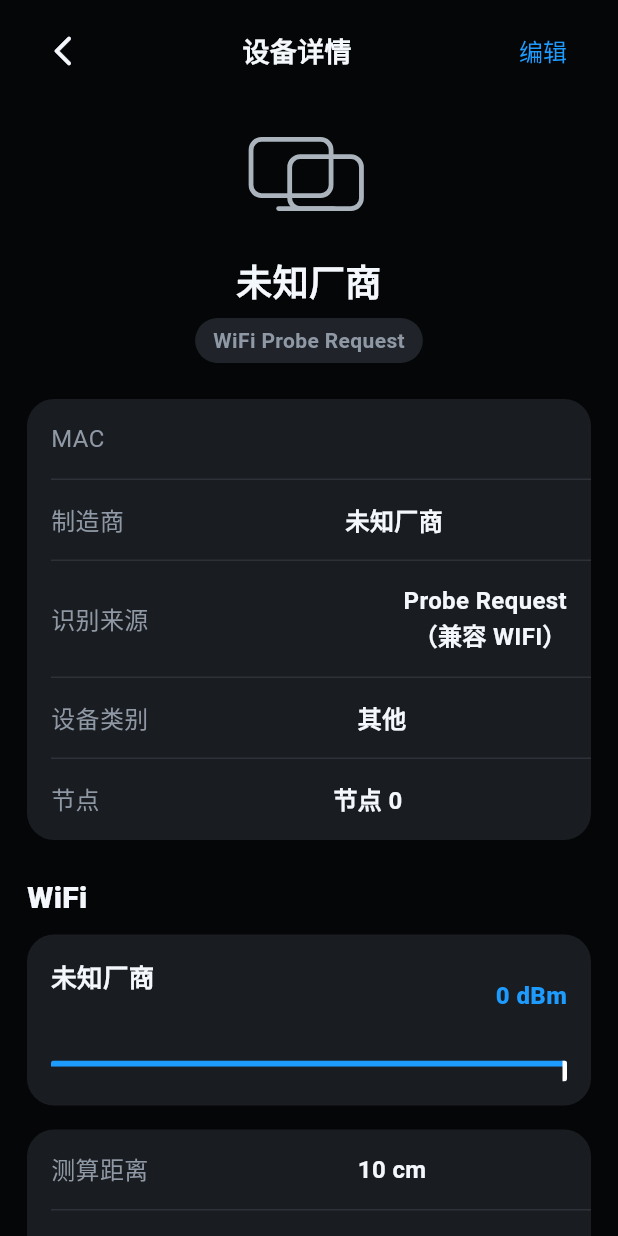
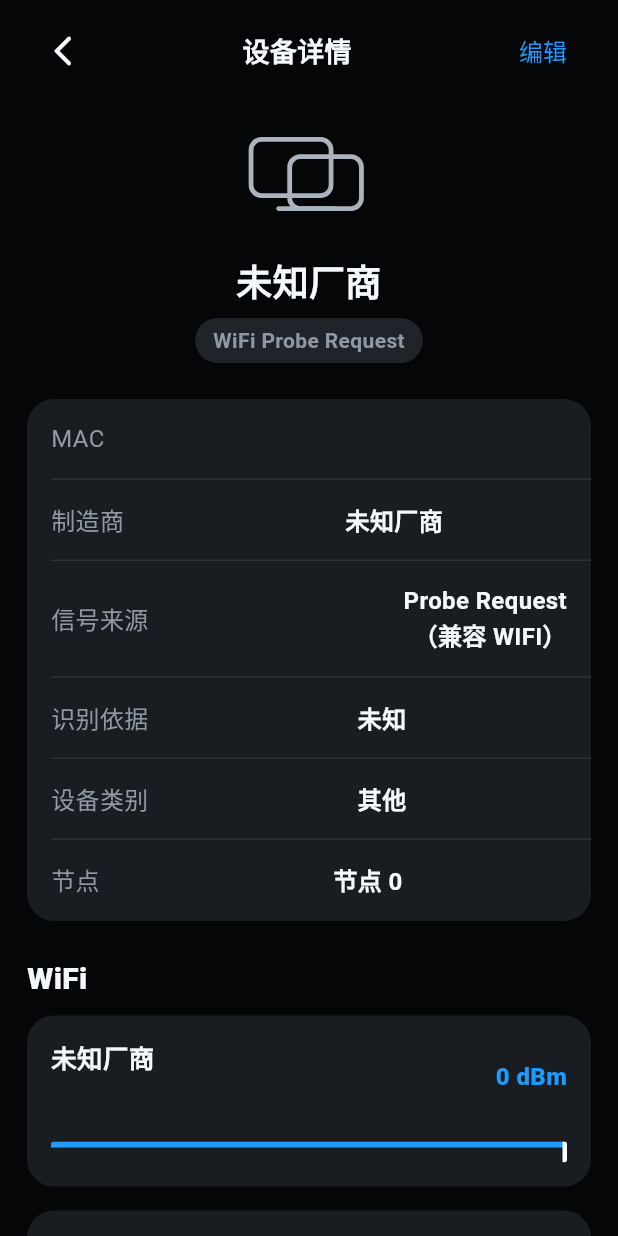
Before and after one commit to fhzit/sightsentry_pro, a Flutter app: the DeviceDetailPage screen opened directly with empty values, on a phone screen of 412 x 824 dp. Run offline on Flutter 3.47's test engine with Material 3 defaults, Android fonts, the phone set to English and light mode, and no system bars; our stand-ins replace flutter_blue_plus, permission_handler; missing offline and left inert: usb_serial.

Commit message:
feat: 增强 BLE 设备识别与距离展示

```diff
--- a/flutter_client/lib/main.dart
+++ b/flutter_client/lib/main.dart
@@ -412,7 +412,7 @@ class _DeviceRow extends StatelessWidget {
                   if (device.type == SignalType.ble) const _LeBadge(),
                 ]),
                 const SizedBox(height: 4),
-                Text('${device.vendor} · ${device.categoryLabel}', maxLines: 1, overflow: TextOverflow.ellipsis, style: const TextStyle(color: AppColors.secondaryText, fontSize: 12)),
+                Text('${device.vendor} · ${device.categoryLabel} · ${device.identitySourceLabel}', maxLines: 1, overflow: TextOverflow.ellipsis, style: const TextStyle(color: AppColors.secondaryText, fontSize: 12)),
                 const SizedBox(height: 2),
                 Text(device.mac.toLowerCase(), style: const TextStyle(color: AppColors.secondaryText, fontSize: 12)),
               ]),
@@ -421,7 +421,7 @@ class _DeviceRow extends StatelessWidget {
             Column(crossAxisAlignment: CrossAxisAlignment.end, children: [
               Text('${device.rssi} dBm', style: TextStyle(color: color, fontSize: 15, fontWeight: FontWeight.w800)),
               const SizedBox(height: 5),
-              Text(formatDistance(device.distanceMeters), style: const TextStyle(color: AppColors.secondaryText, fontSize: 12)),
+              Text('${device.distanceBandLabel} · ${formatDistance(device.distanceMeters)}', style: const TextStyle(color: AppColors.secondaryText, fontSize: 12)),
             ]),
             const SizedBox(width: 4),
             const Icon(Icons.chevron_right_rounded, color: AppColors.secondaryText),
@@ -460,7 +460,8 @@ class DeviceDetailPage extends StatelessWidget {
             _InfoCard(rows: [
               _InfoRow('MAC', device.mac),
               _InfoRow('制造商', device.vendor),
-              _InfoRow('识别来源', device.usesLegacyWifiType ? '${device.sourceLabel}（兼容 WIFI）' : device.sourceLabel),
+              _InfoRow('信号来源', device.usesLegacyWifiType ? '${device.sourceLabel}（兼容 WIFI）' : device.sourceLabel),
+              _InfoRow('识别依据', device.identitySourceLabel),
               _InfoRow('设备类别', device.categoryLabel),
               _InfoRow('节点', '节点 ${device.nodeId}'),
             ]),
@@ -470,10 +471,23 @@ class DeviceDetailPage extends StatelessWidget {
             _SignalCard(device: device, color: color),
             const SizedBox(height: 16),
             _InfoCard(rows: [
-              _InfoRow('测算距离', formatDistance(device.distanceMeters)),
-              _InfoRow('信号强度', '${device.rssi} dBm'),
+              _InfoRow('距离等级', device.distanceBandLabel),
+              _InfoRow('估算距离', formatDistance(device.distanceMeters)),
+              _InfoRow('平滑信号', '${device.rssi} dBm'),
+              _InfoRow('最近信号', '${device.lastRssi} dBm'),
               _InfoRow(device.type == SignalType.ble ? '蓝牙类型' : '无线类型', device.type == SignalType.ble ? 'Bluetooth LE' : 'WiFi Probe Request'),
             ]),
+            if (device.type == SignalType.ble && device.hasBleMetadata) ...[
+              const SizedBox(height: 16),
+              _InfoCard(rows: [
+                if (device.bleVendor != null) _InfoRow('BLE 厂商', device.bleVendor!),
+                if (device.manufacturerData.isNotEmpty) _InfoRow('Manufacturer Data', abbreviateMiddle(device.manufacturerData, maxLength: 28)),
+                if (device.serviceUuids.isNotEmpty) _InfoRow('Service UUID', abbreviateMiddle(device.serviceUuids, maxLength: 28)),
+                if (device.txPower != null) _InfoRow('TX Power', '${device.txPower} dBm'),
+              ]),
+            ],
+            const SizedBox(height: 12),
+            const Text('距离为 RSSI 估算值，会受遮挡、人体、天线方向和设备发射功率影响。', style: TextStyle(color: AppColors.secondaryText, fontSize: 13, height: 1.45)),
           ],
         ),
       ),
--- a/flutter_client/lib/models.dart
+++ b/flutter_client/lib/models.dart
@@ -1,10 +1,15 @@
 import 'dart:math' as math;
 
+import 'ble_company_ids.dart';
 import 'oui_vendors.dart';
 
 enum SignalType { wifi, ble }
 
 enum DeviceCategory { phone, tablet, watch, headphone, other }
+
+enum IdentitySource { broadcastName, bleManufacturerData, macOui, unknown }
+
+enum DistanceBand { veryNear, near, medium, far }
 
 const Map<String, String> manualOuiVendors = {
   '00:1A:2B': 'Intel',
@@ -27,21 +32,46 @@ class SentryDevice {
     required this.lastSeen,
     this.name = '',
     this.rawType = '',
+    this.manufacturerData = '',
+    this.serviceUuids = '',
+    this.txPower,
+    int? lastRssi,
     Map<int, int>? nodeRssi,
-  }) : nodeRssi = nodeRssi ?? {nodeId: rssi};
+  })  : lastRssi = lastRssi ?? rssi,
+        nodeRssi = nodeRssi ?? {nodeId: rssi};
 
   final int nodeId;
   final String mac;
   final int rssi;
+  final int lastRssi;
   final SignalType type;
   final String name;
   final String rawType;
+  final String manufacturerData;
+  final String serviceUuids;
+  final int? txPower;
   final DateTime lastSeen;
   final Map<int, int> nodeRssi;
 
   String get id => '${type.name}:$mac';
   String get title => name.isNotEmpty ? name : vendor;
-  String get vendor => identifyVendor(mac, fallback: type == SignalType.ble ? 'Bluetooth LE 设备' : '未知厂商');
+  String? get bleVendor => identifyBleManufacturer(manufacturerData);
+  String get ouiVendor => identifyVendor(mac, fallback: '');
+  String get vendor {
+    final fromBle = bleVendor;
+    if (fromBle != null && fromBle.isNotEmpty) return fromBle;
+    if (ouiVendor.isNotEmpty) return ouiVendor;
+    return type == SignalType.ble ? 'Bluetooth LE 设备' : '未知厂商';
+  }
+
+  IdentitySource get identitySource {
+    if (name.isNotEmpty) return IdentitySource.broadcastName;
+    if (bleVendor != null && bleVendor!.isNotEmpty) return IdentitySource.bleManufacturerData;
+    if (ouiVendor.isNotEmpty) return IdentitySource.macOui;
+    return IdentitySource.unknown;
+  }
+
+  String get identitySourceLabel => identitySource.label;
   String get typeLabel => type == SignalType.ble ? 'Bluetooth LE' : 'WiFi Probe Request';
   String get shortTypeLabel => type == SignalType.ble ? 'LE' : 'WiFi';
   String get sourceLabel => type == SignalType.ble ? 'BLE 广播' : 'Probe Request';
@@ -50,12 +80,18 @@ class SentryDevice {
   String get categoryLabel => deviceCategoryLabel(category);
   bool get isPersonalDevice => category != DeviceCategory.other;
   double get distanceMeters => estimateDistanceMeters(rssi);
+  DistanceBand get distanceBand => inferDistanceBand(rssi);
+  String get distanceBandLabel => distanceBand.label;
+  bool get hasBleMetadata => manufacturerData.isNotEmpty || serviceUuids.isNotEmpty || txPower != null;
 
   SentryDevice copyWithSample({
     required int nodeId,
     required int rssi,
     required DateTime now,
     String? name,
+    String? manufacturerData,
+    String? serviceUuids,
+    int? txPower,
   }) {
     final updatedNodeRssi = Map<int, int>.from(nodeRssi)..[nodeId] = rssi;
     final smoothed = ((this.rssi * 7) + (rssi * 3)) ~/ 10;
@@ -66,6 +102,10 @@ class SentryDevice {
       type: type,
       name: (name != null && name.isNotEmpty) ? name : this.name,
       rawType: rawType,
+      manufacturerData: (manufacturerData != null && manufacturerData.isNotEmpty) ? manufacturerData : this.manufacturerData,
+      serviceUuids: (serviceUuids != null && serviceUuids.isNotEmpty) ? serviceUuids : this.serviceUuids,
+      txPower: txPower ?? this.txPower,
+      lastRssi: rssi,
       lastSeen: now,
       nodeRssi: updatedNodeRssi,
     );
@@ -80,6 +120,9 @@ class SentryFrame {
     required this.type,
     this.name = '',
     this.rawType = '',
+    this.manufacturerData = '',
+    this.serviceUuids = '',
+    this.txPower,
   });
 
   final int nodeId;
@@ -88,6 +131,9 @@ class SentryFrame {
   final SignalType type;
   final String name;
   final String rawType;
+  final String manufacturerData;
+  final String serviceUuids;
+  final int? txPower;
 
   String get id => '${type.name}:$mac';
 
@@ -102,6 +148,9 @@ class SentryFrame {
     int rssi;
     String typeText;
     String name = '';
+    String manufacturerData = '';
+    String serviceUuids = '';
+    int? txPower;
 
     final firstAsNode = int.tryParse(parts[0]);
     if (firstAsNode == null && parts[0].contains(':')) {
@@ -116,13 +165,26 @@ class SentryFrame {
       mac = normalizeMac(parts[1]);
       rssi = int.tryParse(parts[2].trim()) ?? -100;
       typeText = parts[3].trim();
-      if (parts.length > 4) name = parts.sublist(4).join('|').trim();
+      if (parts.length > 4) name = parts[4].trim();
+      if (parts.length > 5) manufacturerData = normalizeHex(parts[5]);
+      if (parts.length > 6) serviceUuids = parts[6].trim();
+      if (parts.length > 7) txPower = int.tryParse(parts[7].trim());
     }
 
     if (!_macLike(mac)) return null;
     final rawType = typeText.toUpperCase();
     final type = rawType.contains('BLE') ? SignalType.ble : SignalType.wifi;
-    return SentryFrame(nodeId: nodeId, mac: mac, rssi: rssi, type: type, name: name, rawType: rawType);
+    return SentryFrame(
+      nodeId: nodeId,
+      mac: mac,
+      rssi: rssi,
+      type: type,
+      name: name,
+      rawType: rawType,
+      manufacturerData: manufacturerData,
+      serviceUuids: serviceUuids,
+      txPower: txPower,
+    );
   }
 
   static bool _macLike(String value) {
@@ -132,11 +194,23 @@ class SentryFrame {
 
 String normalizeMac(String value) => value.trim().replaceAll('-', ':').toUpperCase();
 
+String normalizeHex(String value) => value.trim().replaceAll(RegExp(r'[^0-9a-fA-F]'), '').toUpperCase();
+
 String identifyVendor(String mac, {String fallback = '未知厂商'}) {
   final normalized = normalizeMac(mac);
   if (normalized.length < 8) return fallback;
   final prefix = normalized.substring(0, 8);
   return manualOuiVendors[prefix] ?? ieeeOuiVendors[prefix] ?? fallback;
+}
+
+String? identifyBleManufacturer(String manufacturerData) {
+  final hex = normalizeHex(manufacturerData);
+  if (hex.length < 4) return null;
+  final low = int.tryParse(hex.substring(0, 2), radix: 16);
+  final high = int.tryParse(hex.substring(2, 4), radix: 16);
+  if (low == null || high == null) return null;
+  final companyId = low | (high << 8);
+  return bleCompanyIds[companyId];
 }
 
 DeviceCategory inferDeviceCategory({required String name, required String vendor, required SignalType type}) {
@@ -153,8 +227,8 @@ DeviceCategory inferDeviceCategory({required String name, required String vendor
   if (_containsAny(haystack, const ['iphone', 'phone', 'pixel', 'galaxy', 'huawei', 'honor', 'xiaomi', 'redmi', 'oppo', 'oneplus', 'vivo', 'realme', 'motorola', 'nokia', 'sony', 'zte', 'meizu', 'nothing'])) {
     return DeviceCategory.phone;
   }
-  if (_containsAny(haystack, const ['apple, inc.', 'samsung electronics', 'google', 'lg electronics'])) {
-    return type == SignalType.ble ? DeviceCategory.watch : DeviceCategory.phone;
+  if (type == SignalType.wifi && _containsAny(haystack, const ['apple, inc.', 'samsung electronics', 'google', 'lg electronics'])) {
+    return DeviceCategory.phone;
   }
   return DeviceCategory.other;
 }
@@ -176,6 +250,43 @@ String deviceCategoryLabel(DeviceCategory category) {
   }
 }
 
+extension IdentitySourceLabel on IdentitySource {
+  String get label {
+    switch (this) {
+      case IdentitySource.broadcastName:
+        return '广播名称';
+      case IdentitySource.bleManufacturerData:
+        return 'BLE 厂商数据';
+      case IdentitySource.macOui:
+        return 'MAC OUI';
+      case IdentitySource.unknown:
+        return '未知';
+    }
+  }
+}
+
+extension DistanceBandLabel on DistanceBand {
+  String get label {
+    switch (this) {
+      case DistanceBand.veryNear:
+        return '很近';
+      case DistanceBand.near:
+        return '近';
+      case DistanceBand.medium:
+        return '中等';
+      case DistanceBand.far:
+        return '远';
+    }
+  }
+}
+
+DistanceBand inferDistanceBand(int rssi) {
+  if (rssi >= -55) return DistanceBand.veryNear;
+  if (rssi >= -67) return DistanceBand.near;
+  if (rssi >= -80) return DistanceBand.medium;
+  return DistanceBand.far;
+}
+
 double estimateDistanceMeters(int rssi, {double exponent = 2.5, int rssiAtOneMeter = -59}) {
   final ratio = (rssiAtOneMeter - rssi) / (10 * exponent);
   final distance = math.pow(10, ratio).toDouble();
@@ -188,6 +299,12 @@ String formatDistance(double meters) {
   return '${meters.round()} m';
 }
 
+String abbreviateMiddle(String value, {int maxLength = 32}) {
+  if (value.length <= maxLength) return value;
+  final edge = ((maxLength - 1) / 2).floor();
+  return '${value.substring(0, edge)}…${value.substring(value.length - edge)}';
+}
+
 double signalQuality(int rssi) {
   return ((rssi + 100) / 55).clamp(0.0, 1.0);
 }
```
Also changed, not shown: flutter_client/lib/ble_company_ids.dart (added, +19 -0 lines), flutter_client/lib/sentry_controller.dart (+12 -1 lines), 2 other files.
